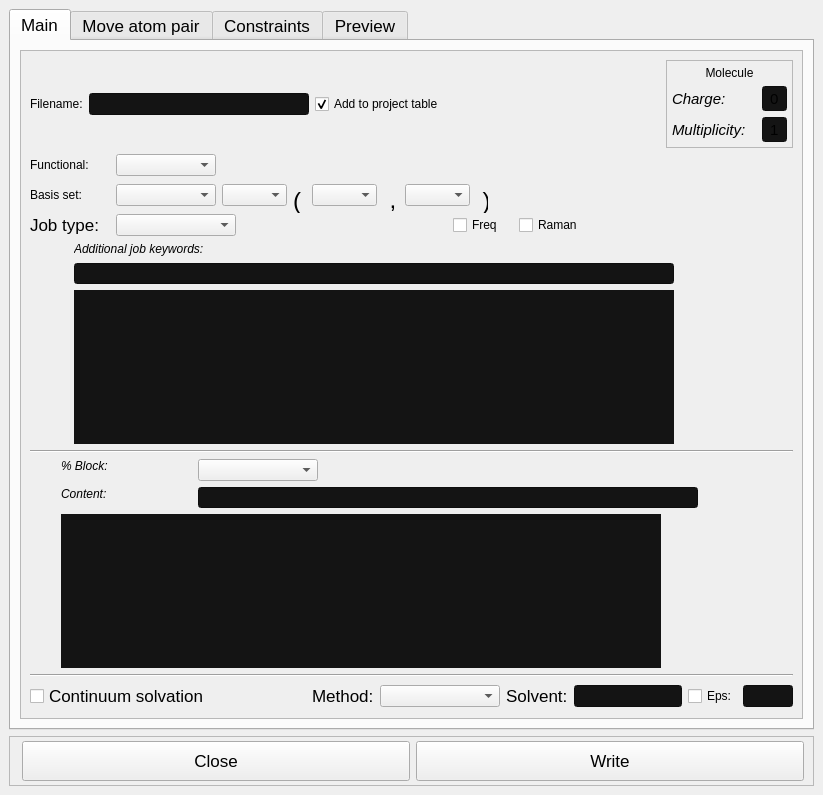
Qt form UIs/SetupWindowOrca.ui (chemREACT/REACT) before a commit.
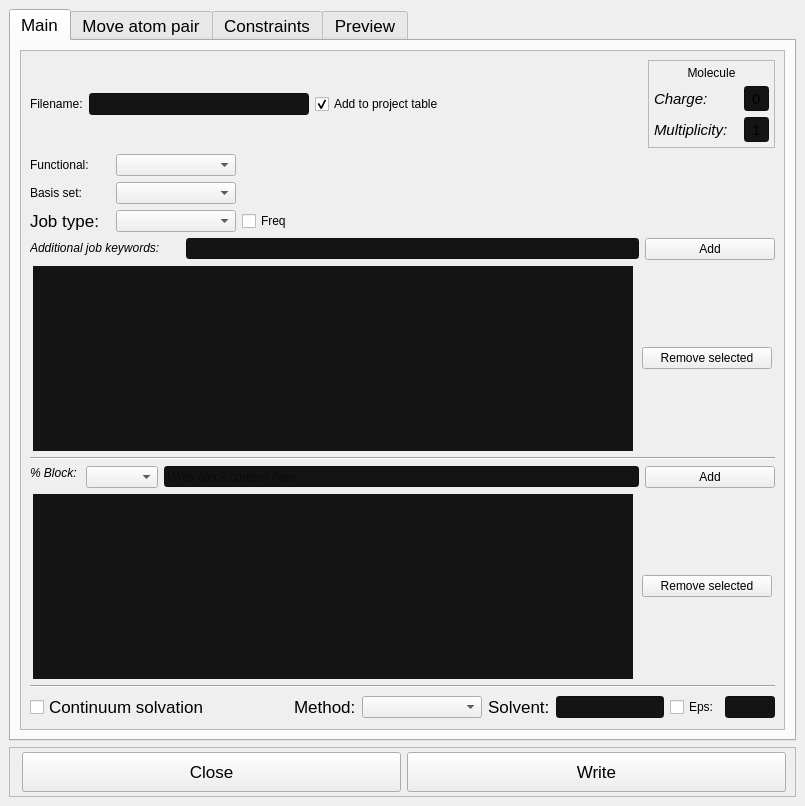
The same form after that commit. Icons and pictures are not drawn.

Commit message: update setupwindow orca

```diff
--- a/UIs/SetupWindowOrca.ui
+++ b/UIs/SetupWindowOrca.ui
@@ -6,8 +6,8 @@
    <rect>
     <x>0</x>
     <y>0</y>
-    <width>823</width>
-    <height>795</height>
+    <width>805</width>
+    <height>806</height>
    </rect>
   </property>
   <property name="font">
@@ -49,7 +49,7 @@
         <string>Main</string>
        </attribute>
        <layout class="QGridLayout" name="gridLayout_14">
-        <item row="0" column="1">
+        <item row="0" column="0">
          <widget class="QScrollArea" name="scrollArea">
           <property name="styleSheet">
            <string notr="true"/>
@@ -62,8 +62,8 @@
             <rect>
              <x>0</x>
              <y>0</y>
-             <width>751</width>
-             <height>648</height>
+             <width>733</width>
+             <height>659</height>
             </rect>
            </property>
            <layout class="QVBoxLayout" name="verticalLayout_4">
@@ -264,7 +264,7 @@
                <widget class="QComboBox" name="comboBox_funct">
                 <property name="minimumSize">
                  <size>
-                  <width>100</width>
+                  <width>120</width>
                   <height>0</height>
                  </size>
                 </property>
@@ -319,7 +319,7 @@
                <widget class="QComboBox" name="comboBox_basis1">
                 <property name="minimumSize">
                  <size>
-                  <width>100</width>
+                  <width>120</width>
                   <height>0</height>
                  </size>
                 </property>
@@ -334,159 +334,6 @@
                 </property>
                </widget>
               </item>
-              <item>
-               <widget class="QComboBox" name="comboBox_basis2">
-                <property name="minimumSize">
-                 <size>
-                  <width>65</width>
-                  <height>0</height>
-                 </size>
-                </property>
-                <property name="maximumSize">
-                 <size>
-                  <width>65</width>
-                  <height>16777215</height>
-                 </size>
-                </property>
-                <property name="editable">
-                 <bool>false</bool>
-                </property>
-               </widget>
-              </item>
-              <item>
-               <widget class="QLabel" name="label_5">
-                <property name="minimumSize">
-                 <size>
-                  <width>13</width>
-                  <height>26</height>
-                 </size>
-                </property>
-                <property name="maximumSize">
-                 <size>
-                  <width>13</width>
-                  <height>16</height>
-                 </size>
-                </property>
-                <property name="font">
-                 <font>
-                  <pointsize>18</pointsize>
-                 </font>
-                </property>
-                <property name="text">
-                 <string>(</string>
-                </property>
-                <property name="scaledContents">
-                 <bool>false</bool>
-                </property>
-                <property name="alignment">
-                 <set>Qt::AlignLeading|Qt::AlignLeft|Qt::AlignTop</set>
-                </property>
-               </widget>
-              </item>
-              <item>
-               <widget class="QComboBox" name="comboBox_basis3">
-                <property name="sizePolicy">
-                 <sizepolicy hsizetype="Fixed" vsizetype="Fixed">
-                  <horstretch>0</horstretch>
-                  <verstretch>0</verstretch>
-                 </sizepolicy>
-                </property>
-                <property name="minimumSize">
-                 <size>
-                  <width>65</width>
-                  <height>0</height>
-                 </size>
-                </property>
-                <property name="maximumSize">
-                 <size>
-                  <width>65</width>
-                  <height>16777215</height>
-                 </size>
-                </property>
-                <property name="editable">
-                 <bool>false</bool>
-                </property>
-               </widget>
-              </item>
-              <item>
-               <widget class="QLabel" name="label_7">
-                <property name="minimumSize">
-                 <size>
-                  <width>16</width>
-                  <height>26</height>
-                 </size>
-                </property>
-                <property name="maximumSize">
-                 <size>
-                  <width>16</width>
-                  <height>16</height>
-                 </size>
-                </property>
-                <property name="font">
-                 <font>
-                  <pointsize>18</pointsize>
-                 </font>
-                </property>
-                <property name="text">
-                 <string> ,</string>
-                </property>
-                <property name="alignment">
-                 <set>Qt::AlignLeading|Qt::AlignLeft|Qt::AlignVCenter</set>
-                </property>
-               </widget>
-              </item>
-              <item>
-               <widget class="QComboBox" name="comboBox_basis4">
-                <property name="sizePolicy">
-                 <sizepolicy hsizetype="Fixed" vsizetype="Fixed">
-                  <horstretch>0</horstretch>
-                  <verstretch>0</verstretch>
-                 </sizepolicy>
-                </property>
-                <property name="minimumSize">
-                 <size>
-                  <width>65</width>
-                  <height>0</height>
-                 </size>
-                </property>
-                <property name="maximumSize">
-                 <size>
-                  <width>65</width>
-                  <height>16777215</height>
-                 </size>
-                </property>
-                <property name="editable">
-                 <bool>false</bool>
-                </property>
-               </widget>
-              </item>
-              <item>
-               <widget class="QLabel" name="label_6">
-                <property name="minimumSize">
-                 <size>
-                  <width>12</width>
-                  <height>26</height>
-                 </size>
-                </property>
-                <property name="maximumSize">
-                 <size>
-                  <width>12</width>
-                  <height>16</height>
-                 </size>
-                </property>
-                <property name="font">
-                 <font>
-                  <pointsize>18</pointsize>
-                 </font>
-                </property>
-                <property name="text">
-                 <string> )</string>
-                </property>
-                <property name="alignment">
-                 <set>Qt::AlignLeading|Qt::AlignLeft|Qt::AlignTop</set>
-                </property>
-               </widget>
-              </item>
               <item>
                <spacer name="horizontalSpacer_3">
                 <property name="orientation">
@@ -544,19 +391,6 @@
                 </property>
                </widget>
               </item>
-              <item>
-               <spacer name="horizontalSpacer_10">
-                <property name="orientation">
-                 <enum>Qt::Horizontal</enum>
-                </property>
-                <property name="sizeHint" stdset="0">
-                 <size>
-                  <width>40</width>
-                  <height>20</height>
-                 </size>
-                </property>
-               </spacer>
-              </item>
               <item>
                <widget class="QCheckBox" name="checkbox_freq">
                 <property name="enabled">
@@ -567,13 +401,6 @@
                 </property>
                </widget>
               </item>
-              <item>
-               <widget class="QCheckBox" name="checkBox_raman">
-                <property name="text">
-                 <string>Raman</string>
-                </property>
-               </widget>
-              </item>
               <item>
                <spacer name="horizontalSpacer_9">
                 <property name="orientation">
@@ -590,8 +417,8 @@
              </layout>
             </item>
             <item>
-             <layout class="QGridLayout" name="gridLayout_9">
-              <item row="0" column="0">
+             <layout class="QHBoxLayout" name="horizontalLayout_16">
+              <item>
                <widget class="QLabel" name="additional_job_2">
                 <property name="minimumSize">
                  <size>
@@ -618,7 +445,7 @@
                 </property>
                </widget>
               </item>
-              <item row="1" column="0">
+              <item>
                <widget class="QLineEdit" name="LineEdit_add_job_2">
                 <property name="minimumSize">
                  <size>
@@ -642,7 +469,30 @@
                 </property>
                </widget>
               </item>
-              <item row="2" column="0">
+              <item>
+               <widget class="QPushButton" name="Button_add_job_2">
+                <property name="minimumSize">
+                 <size>
+                  <width>130</width>
+                  <height>0</height>
+                 </size>
+                </property>
+                <property name="maximumSize">
+                 <size>
+                  <width>130</width>
+                  <height>16777215</height>
+                 </size>
+                </property>
+                <property name="text">
+                 <string>Add</string>
+                </property>
+               </widget>
+              </item>
+             </layout>
+            </item>
+            <item>
+             <layout class="QHBoxLayout" name="horizontalLayout_17">
+              <item>
                <widget class="QListWidget" name="List_add_job_2">
                 <property name="sizePolicy">
                  <sizepolicy hsizetype="Expanding" vsizetype="Expanding">
@@ -673,123 +523,24 @@
                 </property>
                </widget>
               </item>
-              <item row="2" column="1">
-               <layout class="QVBoxLayout" name="verticalLayout_10">
-                <item>
-                 <widget class="QPushButton" name="Button_add_job_2">
-                  <property name="minimumSize">
-                   <size>
-                    <width>24</width>
-                    <height>24</height>
-                   </size>
-                  </property>
-                  <property name="maximumSize">
-                   <size>
-                    <width>24</width>
-                    <height>24</height>
-                   </size>
-                  </property>
-                  <property name="styleSheet">
-                   <string notr="true">QPushButton {
-	background-color: rgb(143, 23, 119);
-  	color: white;
-
-}
-
-QPushButton:hover
-{
-   	background-color:rgb(143, 23, 119);
-
-	border-style: outset;
-	border-width: 0px;
-	border-radius:10px;
-
-	
-	/*border-color: rgb(12, 103, 213);*/
-}
-QPushButton:pressed
-{
-   	/*background-color:rgb(17, 145, 255);
-	color: black*/
-	background-color: rgb(42, 42, 42);
-}</string>
-                  </property>
-                  <property name="text">
-                   <string/>
-                  </property>
-                  <property name="icon">
-                   <iconset>
-                    <normaloff>:/24x24/resources/icons/arrow-plus.png</normaloff>:/24x24/resources/icons/arrow-plus.png</iconset>
-                  </property>
-                  <property name="iconSize">
-                   <size>
-                    <width>24</width>
-                    <height>24</height>
-                   </size>
-                  </property>
-                  <property name="flat">
-                   <bool>true</bool>
-                  </property>
-                 </widget>
-                </item>
-                <item>
-                 <widget class="QPushButton" name="Button_del_job_2">
-                  <property name="minimumSize">
-                   <size>
-                    <width>24</width>
-                    <height>24</height>
-                   </size>
-                  </property>
-                  <property name="maximumSize">
-                   <size>
-                    <width>24</width>
-                    <height>24</height>
-                   </size>
-                  </property>
-                  <property name="styleSheet">
-                   <string notr="true">QPushButton {
-	background-color: rgb(143, 23, 119);
-  	color: white;
-
-}
-
-QPushButton:hover
-{
-   	background-color:rgb(143, 23, 119);
-
-	border-style: outset;
-	border-width: 0px;
-	border-radius:10px;
-
-	
-	/*border-color: rgb(12, 103, 213);*/
-}
-QPushButton:pressed
-{
-   	/*background-color:rgb(17, 145, 255);
-	color: black*/
-	background-color: rgb(42, 42, 42);
-}</string>
-                  </property>
-                  <property name="text">
-                   <string/>
-                  </property>
-                  <property name="icon">
-                   <iconset>
-                    <normaloff>:/24x24/resources/icons/arrow-minus.png</normaloff>:/24x24/resources/icons/arrow-minus.png</iconset>
-                  </property>
-                  <property name="iconSize">
-                   <size>
-                    <width>24</width>
-                    <height>24</height>
-                   </size>
-                  </property>
-                  <property name="flat">
-                   <bool>true</bool>
-                  </property>
-                 </widget>
-                </item>
-               </layout>
+              <item>
+               <widget class="QPushButton" name="Button_del_job_2">
+                <property name="minimumSize">
+                 <size>
+                  <width>130</width>
+                  <height>0</height>
+                 </size>
+                </property>
+                <property name="maximumSize">
+                 <size>
+                  <width>130</width>
+                  <height>16777215</height>
+                 </size>
+                </property>
+                <property name="text">
+                 <string>Remove selected</string>
+                </property>
+               </widget>
               </item>
              </layout>
             </item>
@@ -801,8 +552,8 @@
              </widget>
             </item>
             <item>
-             <layout class="QGridLayout" name="gridLayout_7">
-              <item row="0" column="0">
+             <layout class="QHBoxLayout" name="horizontalLayout_18">
+              <item>
                <widget class="QLabel" name="additional_job">
                 <property name="minimumSize">
                  <size>
@@ -829,7 +580,17 @@
                 </property>
                </widget>
               </item>
-              <item row="1" column="1">
+              <item>
+               <widget class="QComboBox" name="comboBox">
+                <property name="maximumSize">
+                 <size>
+                  <width>120</width>
+                  <height>16777215</height>
+                 </size>
+                </property>
+               </widget>
+              </item>
+              <item>
                <widget class="QLineEdit" name="LineEdit_add_job">
                 <property name="minimumSize">
                  <size>
@@ -851,19 +612,35 @@
                 <property name="text">
                  <string/>
                 </property>
+                <property name="placeholderText">
+                 <string>Write block content here ...</string>
+                </property>
                </widget>
               </item>
-              <item row="0" column="1">
-               <widget class="QComboBox" name="comboBox">
+              <item>
+               <widget class="QPushButton" name="Button_add_job">
+                <property name="minimumSize">
+                 <size>
+                  <width>130</width>
+                  <height>0</height>
+                 </size>
+                </property>
                 <property name="maximumSize">
                  <size>
-                  <width>120</width>
+                  <width>130</width>
                   <height>16777215</height>
                  </size>
                 </property>
+                <property name="text">
+                 <string>Add</string>
+                </property>
                </widget>
               </item>
-              <item row="2" column="0" colspan="2">
+             </layout>
+            </item>
+            <item>
+             <layout class="QHBoxLayout" name="horizontalLayout_19">
+              <item>
                <widget class="QListWidget" name="List_add_job">
                 <property name="sizePolicy">
                  <sizepolicy hsizetype="Expanding" vsizetype="Expanding">
@@ -894,151 +671,25 @@
                 </property>
                </widget>
               </item>
-              <item row="1" column="0">
-               <widget class="QLabel" name="additional_job_3">
+              <item>
+               <widget class="QPushButton" name="Button_del_job">
                 <property name="minimumSize">
                  <size>
-                  <width>50</width>
+                  <width>130</width>
                   <height>0</height>
                  </size>
                 </property>
                 <property name="maximumSize">
                  <size>
-                  <width>100</width>
-                  <height>50</height>
+                  <width>130</width>
+                  <height>16777215</height>
                  </size>
                 </property>
-                <property name="font">
-                 <font>
-                  <italic>true</italic>
-                 </font>
-                </property>
                 <property name="text">
-                 <string>Content:</string>
-                </property>
-                <property name="alignment">
-                 <set>Qt::AlignLeading|Qt::AlignLeft|Qt::AlignTop</set>
+                 <string>Remove selected</string>
                 </property>
                </widget>
               </item>
-              <item row="2" column="2">
-               <layout class="QVBoxLayout" name="verticalLayout_9">
-                <item>
-                 <widget class="QPushButton" name="Button_add_job">
-                  <property name="minimumSize">
-                   <size>
-                    <width>24</width>
-                    <height>24</height>
-                   </size>
-                  </property>
-                  <property name="maximumSize">
-                   <size>
-                    <width>24</width>
-                    <height>24</height>
-                   </size>
-                  </property>
-                  <property name="styleSheet">
-                   <string notr="true">QPushButton {
-	background-color: rgb(143, 23, 119);
-  	color: white;
-
-}
-
-QPushButton:hover
-{
-   	background-color:rgb(143, 23, 119);
-
-	border-style: outset;
-	border-width: 0px;
-	border-radius:10px;
-
-	
-	/*border-color: rgb(12, 103, 213);*/
-}
-QPushButton:pressed
-{
-   	/*background-color:rgb(17, 145, 255);
-	color: black*/
-	background-color: rgb(42, 42, 42);
-}</string>
-                  </property>
-                  <property name="text">
-                   <string/>
-                  </property>
-                  <property name="icon">
-                   <iconset>
-                    <normaloff>:/24x24/resources/icons/arrow-plus.png</normaloff>:/24x24/resources/icons/arrow-plus.png</iconset>
-                  </property>
-                  <property name="iconSize">
-                   <size>
-                    <width>24</width>
-                    <height>24</height>
-                   </size>
-                  </property>
-                  <property name="flat">
-                   <bool>true</bool>
-                  </property>
-                 </widget>
-                </item>
-                <item>
-                 <widget class="QPushButton" name="Button_del_job">
-                  <property name="minimumSize">
-                   <size>
-                    <width>24</width>
-                    <height>24</height>
-                   </size>
-                  </property>
-                  <property name="maximumSize">
-                   <size>
-                    <width>24</width>
-                    <height>24</height>
-                   </size>
-                  </property>
-                  <property name="styleSheet">
-                   <string notr="true">QPushButton {
-	background-color: rgb(143, 23, 119);
-  	color: white;
-
-}
-
-QPushButton:hover
-{
-   	background-color:rgb(143, 23, 119);
-
-	border-style: outset;
-	border-width: 0px;
-	border-radius:10px;
-
-	
-	/*border-color: rgb(12, 103, 213);*/
-}
-QPushButton:pressed
-{
-   	/*background-color:rgb(17, 145, 255);
-	color: black*/
-	background-color: rgb(42, 42, 42);
-}</string>
-                  </property>
-                  <property name="text">
-                   <string/>
-                  </property>
-                  <property name="icon">
-                   <iconset>
-                    <normaloff>:/24x24/resources/icons/arrow-minus.png</normaloff>:/24x24/resources/icons/arrow-minus.png</iconset>
-                  </property>
-                  <property name="iconSize">
-                   <size>
-                    <width>24</width>
-                    <height>24</height>
-                   </size>
-                  </property>
-                  <property name="flat">
-                   <bool>true</bool>
-                  </property>
-                 </widget>
-                </item>
-               </layout>
-              </item>
              </layout>
             </item>
             <item>
```
The commit also changes 1 other file.
